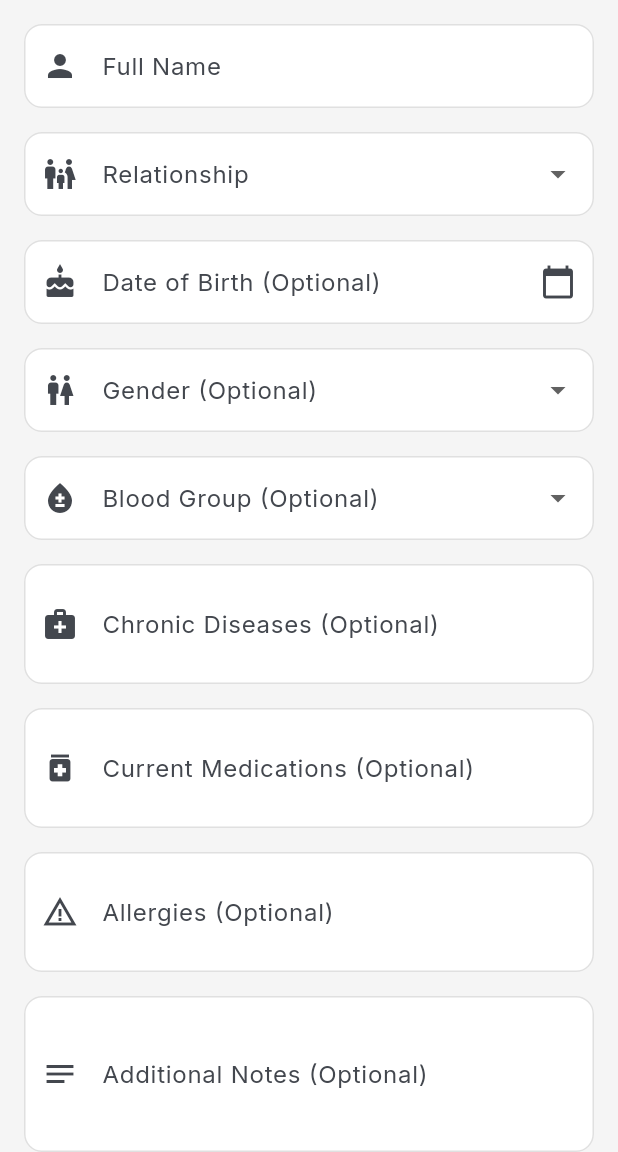
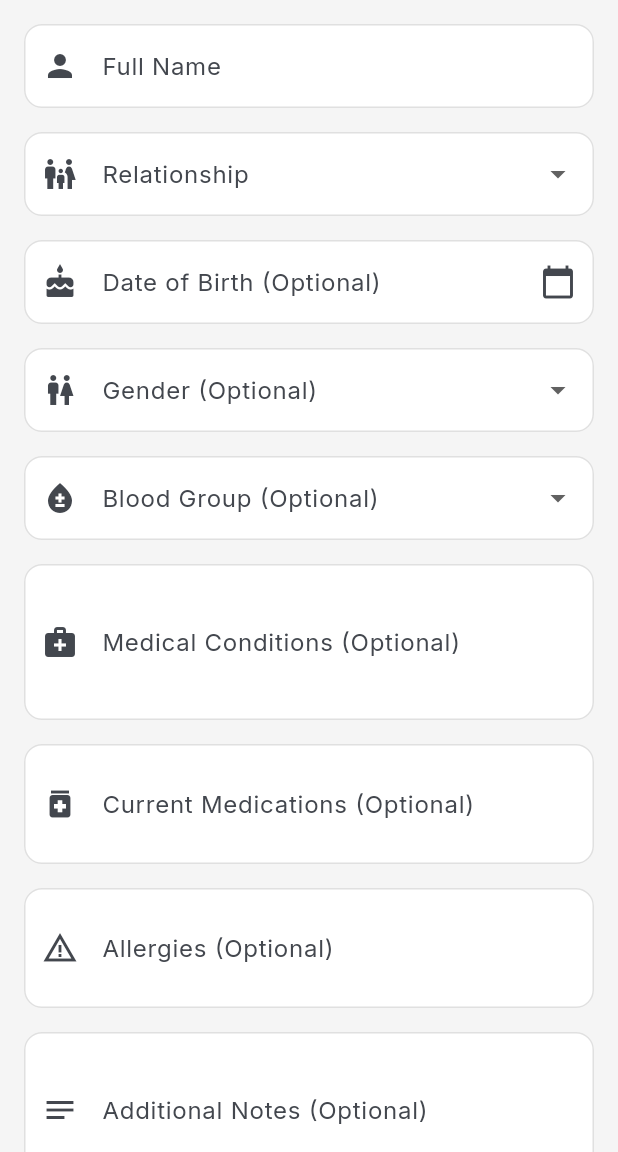
Before and after one commit to meidipro/mySaharaWeb, a Flutter app: the AddFamilyMemberScreen screen opened directly, on a phone screen of 412 x 824 dp, the part 84-1236 px from its top. Run offline on Flutter 3.47's test engine with Material 3 defaults, Android fonts, the phone set to English and light mode, and no system bars; our stand-ins replace cached_network_image, file_picker, fl_chart, flutter_dotenv, flutter_local_notifications, flutter_secure_storage and 11 more; missing offline and left inert: google_mlkit_text_recognition, mobile_scanner; accounts and stored records are empty; network calls fail.

Commit message:
Fix family member adding issue

```diff
--- a/lib/models/family_member.dart
+++ b/lib/models/family_member.dart
@@ -73,7 +73,7 @@ class FamilyMember {
       if (allergies != null) 'allergies': allergies,
       if (notes != null) 'notes': notes,
       if (profileImageUrl != null) 'profile_image_url': profileImageUrl,
-      'is_self': isSelf,
+      // 'is_self': isSelf, // Removed - column doesn't exist in database
       'created_at': createdAt.toIso8601String(),
       if (updatedAt != null) 'updated_at': updatedAt!.toIso8601String(),
     };
--- a/lib/screens/family/add_family_member_screen.dart
+++ b/lib/screens/family/add_family_member_screen.dart
@@ -296,16 +296,16 @@ class _AddFamilyMemberScreenState extends State<AddFamilyMemberScreen> {
               ),
               const SizedBox(height: 16),
 
-              // Chronic Diseases
+              // Medical Conditions / Diseases
               TextFormField(
                 controller: _chronicDiseasesController,
                 decoration: const InputDecoration(
-                  labelText: 'Chronic Diseases (Optional)',
+                  labelText: 'Medical Conditions (Optional)',
                   prefixIcon: Icon(Icons.medical_services),
                   border: OutlineInputBorder(),
-                  hintText: 'e.g., Diabetes, Hypertension',
+                  hintText: 'List any health conditions or diseases, separated by commas',
                 ),
-                maxLines: 2,
+                maxLines: 3,
               ),
               const SizedBox(height: 16),
 
```
